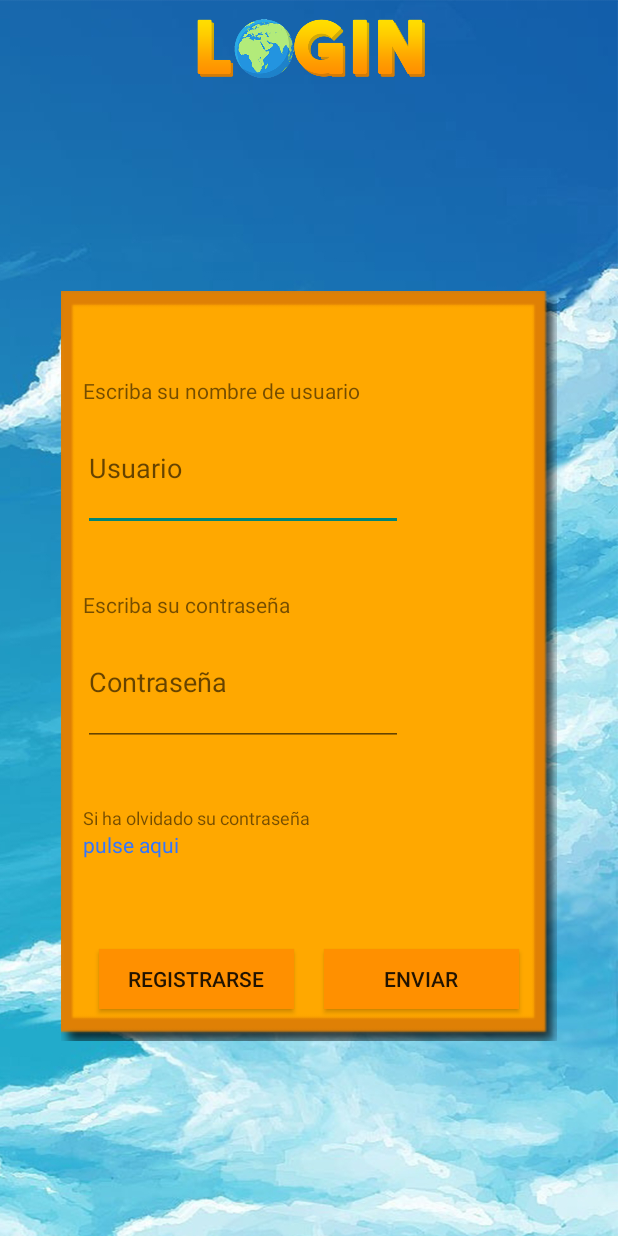
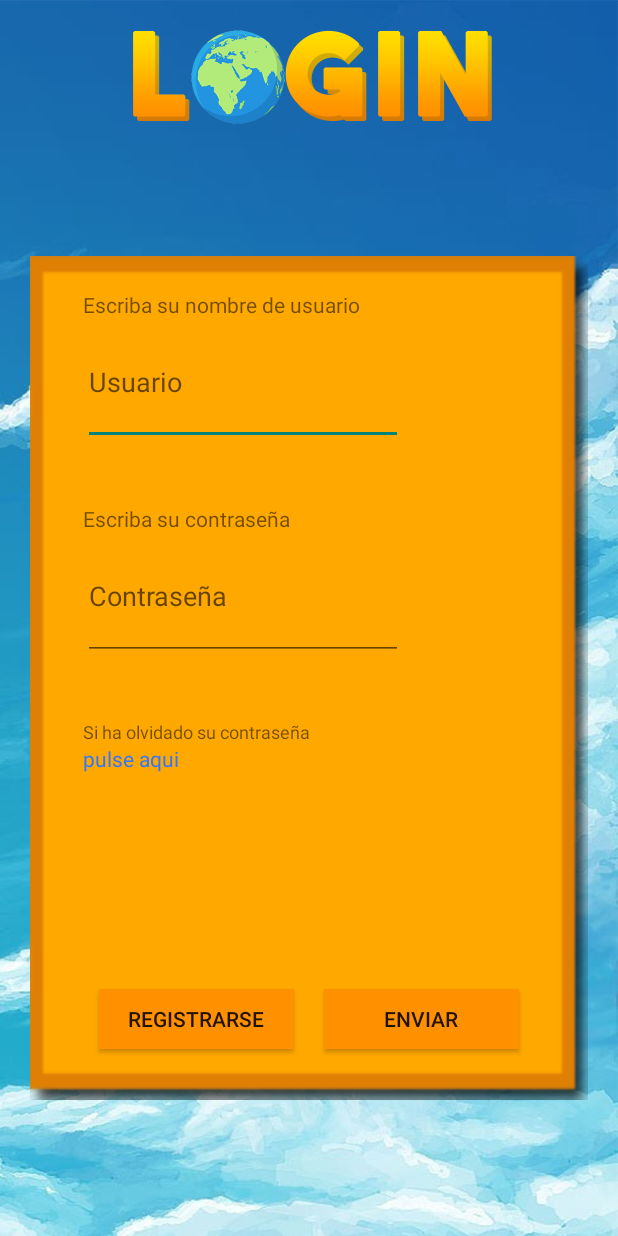
Before and after one commit to XXnikoDarkXX/Odyssey-Games, an Android app: the Pantalla_Login screen opened directly, with no data from a screen before it, on a phone screen of 412 x 824 dp. Run offline under Robolectric (Android 15) with nearby library versions, the phone set to English and light mode, and no system bars; pictures from the network do not load.

Commit message:
Pantalla login
Mejoras diseño

```diff
--- a/Trivia_World/app/src/main/res/layout-land/pantalla_login.xml
+++ b/Trivia_World/app/src/main/res/layout-land/pantalla_login.xml
@@ -39,8 +39,8 @@
     <ScrollView
         android:layout_width="0dp"
         android:layout_height="0dp"
-        android:layout_marginStart="70dp"
-        android:layout_marginTop="50dp"
+        android:layout_marginStart="100dp"
+        android:layout_marginTop="70dp"
         android:layout_marginEnd="60dp"
         android:layout_marginBottom="50dp"
         app:layout_constraintBottom_toBottomOf="@+id/marcoAmarrillo"
@@ -116,8 +116,9 @@
 
             <Button
                 android:id="@+id/btnRegistrarseLogin"
-                android:layout_width="match_parent"
+                android:layout_width="150dp"
                 android:layout_height="40dp"
+                android:layout_marginStart="50dp"
                 android:layout_margin="10dp"
                 android:layout_weight="1"
                 android:background="#ff9000"
@@ -127,7 +128,7 @@
 
             <Button
                 android:id="@+id/btnEnviarLogin"
-                android:layout_width="match_parent"
+                android:layout_width="150dp"
                 android:layout_height="40dp"
                 android:layout_margin="10dp"
                 android:layout_weight="1"
--- a/Trivia_World/app/src/main/res/layout/pantalla_login.xml
+++ b/Trivia_World/app/src/main/res/layout/pantalla_login.xml
@@ -12,8 +12,8 @@
 
     <ImageView
         android:id="@+id/logo_world_final"
-        android:layout_width="405dp"
-        android:layout_height="63dp"
+        android:layout_width="400dp"
+        android:layout_height="100dp"
         android:layout_marginStart="3dp"
         android:layout_marginEnd="3dp"
         android:contentDescription="@string/descripcion_logo_redes"
@@ -25,8 +25,11 @@
 
     <ImageView
         android:id="@+id/marcoAmarrillo"
-        android:layout_width="400dp"
-        android:layout_height="500dp"
+        android:layout_width="0dp"
+        android:layout_height="0dp"
+        android:layout_marginStart="20dp"
+        android:layout_marginEnd="20dp"
+        android:layout_marginBottom="20dp"
         android:contentDescription="@string/descripcion_gui_redes"
         app:layout_constraintBottom_toBottomOf="parent"
         app:layout_constraintEnd_toEndOf="parent"
@@ -48,7 +51,7 @@
 
         <TextView
             android:id="@+id/usuarioLogin"
-            android:layout_width="wrap_content"
+            android:layout_width="match_parent"
             android:layout_height="wrap_content"
             android:layout_weight="1"
             android:gravity="bottom"
```
